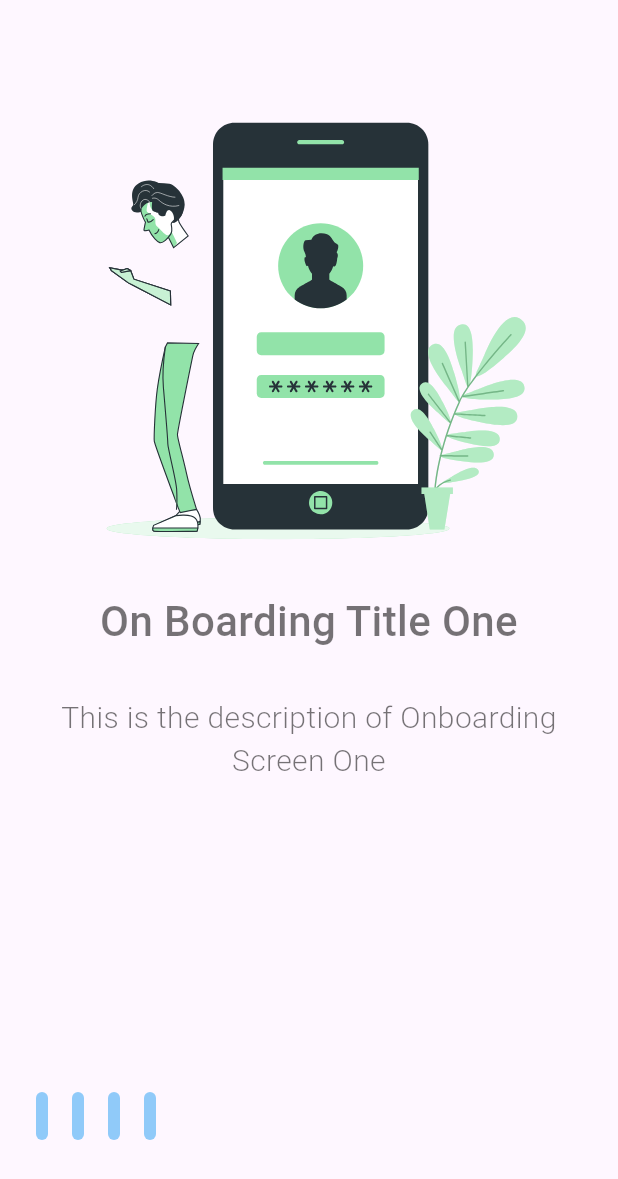
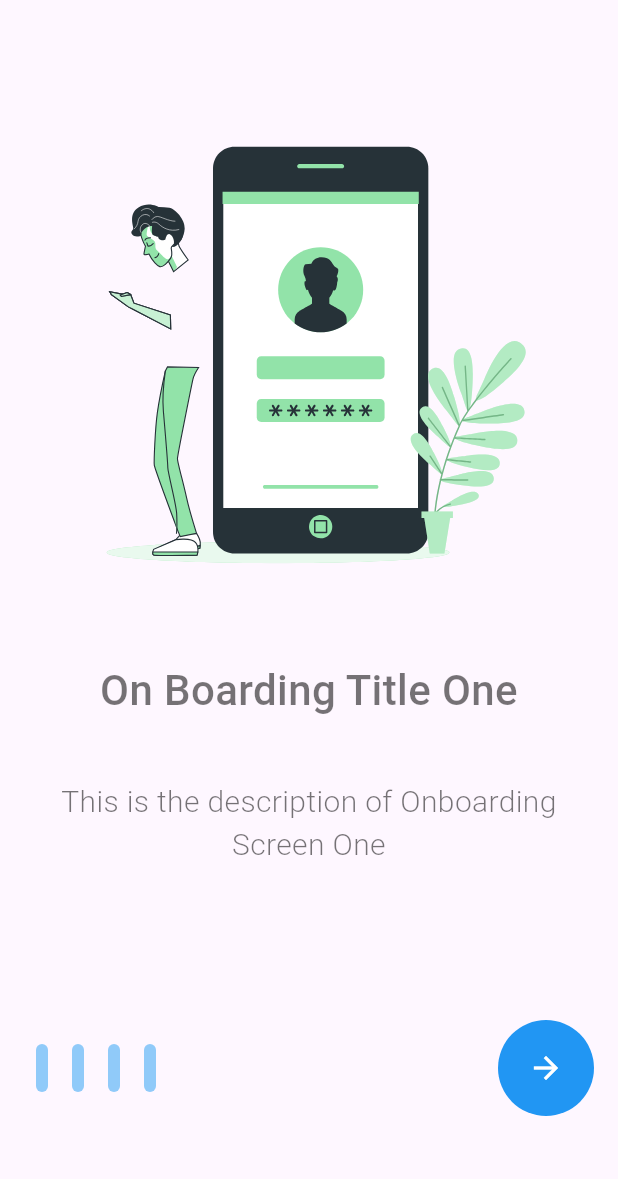
Before and after one commit to Ratndeep1999/fourth_onboarding_screen, a Flutter app: the screen it shows after launch, on a phone screen of 412 x 824 dp. Shown: the top 1179 px of the screen. Run offline on Flutter 3.47's test engine with Material 3 defaults, Android fonts, the phone set to English and light mode, and no system bars; our stand-ins replace lottie.

Commit message:
onboarding_screen.dart: Circular next button Add.

```diff
--- a/lib/onboarding/screen/onboarding_screen.dart
+++ b/lib/onboarding/screen/onboarding_screen.dart
@@ -1,7 +1,5 @@
 import 'package:flutter/material.dart';
 import 'package:fourth_onboarding_screen/onboarding/data/onboarding_data.dart';
-import 'package:fourth_onboarding_screen/utils/constants/app_icons.dart';
-import 'package:fourth_onboarding_screen/utils/constants/app_texts.dart';
 import 'package:lottie/lottie.dart';
 
 class OnboardingScreen extends StatefulWidget {
@@ -19,7 +17,7 @@ class _OnboardingScreenState extends State<OnboardingScreen> {
   Widget build(BuildContext ctx) {
     return Scaffold(
       body: Padding(
-        padding: const EdgeInsets.symmetric(vertical: 64.0, horizontal: 16.0),
+        padding: const EdgeInsets.symmetric(vertical: 80.0, horizontal: 16.0),
         child: Column(
           children: [
             /// Onboarding Data Widget
@@ -36,7 +34,7 @@ class _OnboardingScreenState extends State<OnboardingScreen> {
                     children: [
                       /// Lottie Image
                       Lottie.asset(item.icon, height: 300, width: 300),
-                      const SizedBox(height: 30),
+                      const SizedBox(height: 60),
 
                       /// Title
                       Text(
@@ -48,7 +46,7 @@ class _OnboardingScreenState extends State<OnboardingScreen> {
                           fontWeight: FontWeight.w500,
                         ),
                       ),
-                      const SizedBox(height: 30),
+                      const SizedBox(height: 40),
 
                       /// Description
                       Text(
@@ -67,7 +65,7 @@ class _OnboardingScreenState extends State<OnboardingScreen> {
             ),
             const SizedBox(height: 30),
 
-            ///
+            /// Bottom Function Widget
             Row(
               children: [
                 /// Dot Indicator
@@ -86,8 +84,18 @@ class _OnboardingScreenState extends State<OnboardingScreen> {
                     ),
                   ),
                 ),
+                Spacer(),
 
                 /// Next Button
+                FilledButton(
+                  onPressed: () {},
+                  style: FilledButton.styleFrom(
+                    backgroundColor: Colors.blue,
+                    shape: CircleBorder(),
+                    padding: EdgeInsets.all(20),
+                  ),
+                  child: Icon(Icons.arrow_forward, size: 24),
+                ),
               ],
             ),
           ],
```
